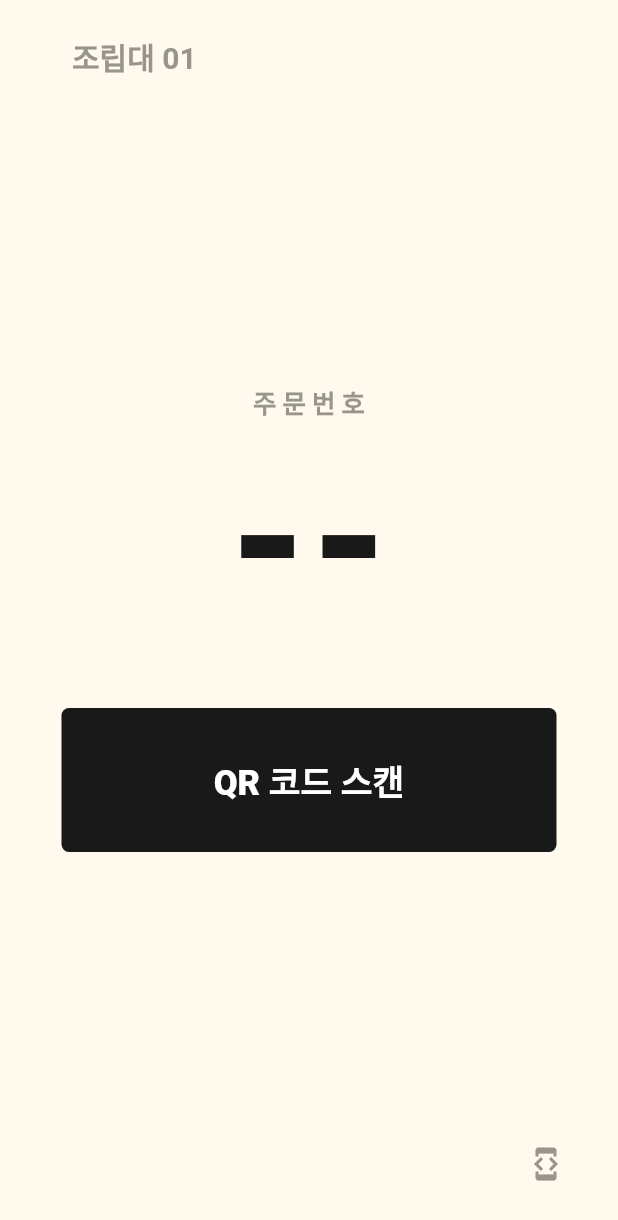
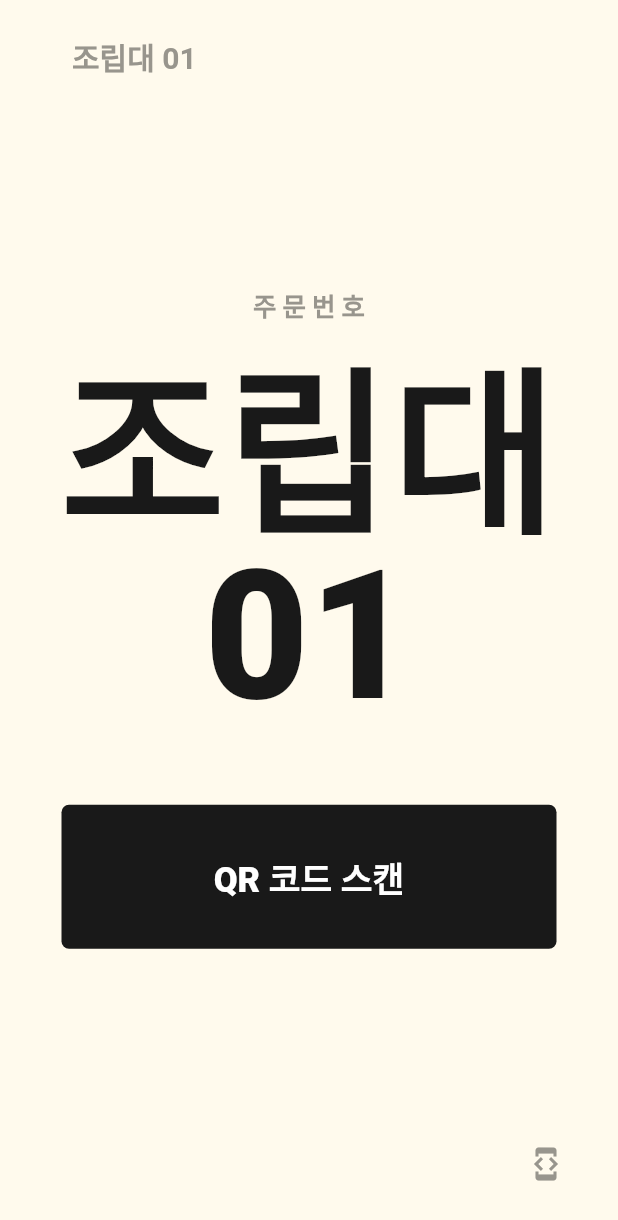
Before and after one commit to geumkyung06/SJIOT, a Flutter app: the screen it shows after launch, after a tap on "조립대", on a phone screen of 412 x 824 dp. Shown: the top 1220 px of the screen. Run offline on Flutter 3.47's test engine with Material 3 defaults, Android fonts, the phone set to English and light mode, and no system bars; our stand-ins replace audioplayers, camera, flutter_tts; missing offline and left inert: mobile_scanner; network calls fail; Roboto replaces fonts that are missing (Pretendard).

Commit message:
사용자번호 호출 안될 떄 조립대 번호 띄우기

```diff
--- a/lib/main.dart
+++ b/lib/main.dart
@@ -490,7 +490,7 @@ class _DeviceRootState extends State<DeviceRoot> {
       case DeviceStep.orderCall:
         screen = OrderCallScreen(
           orderNumber: _orderCallNumber == null
-              ? '--'
+              ? '조립대 ${_workstationNumber ?? '--'}'
               : _orderCallNumber.toString().padLeft(2, '0'),
           onQrScan: _openQrScanner,
         );
```
